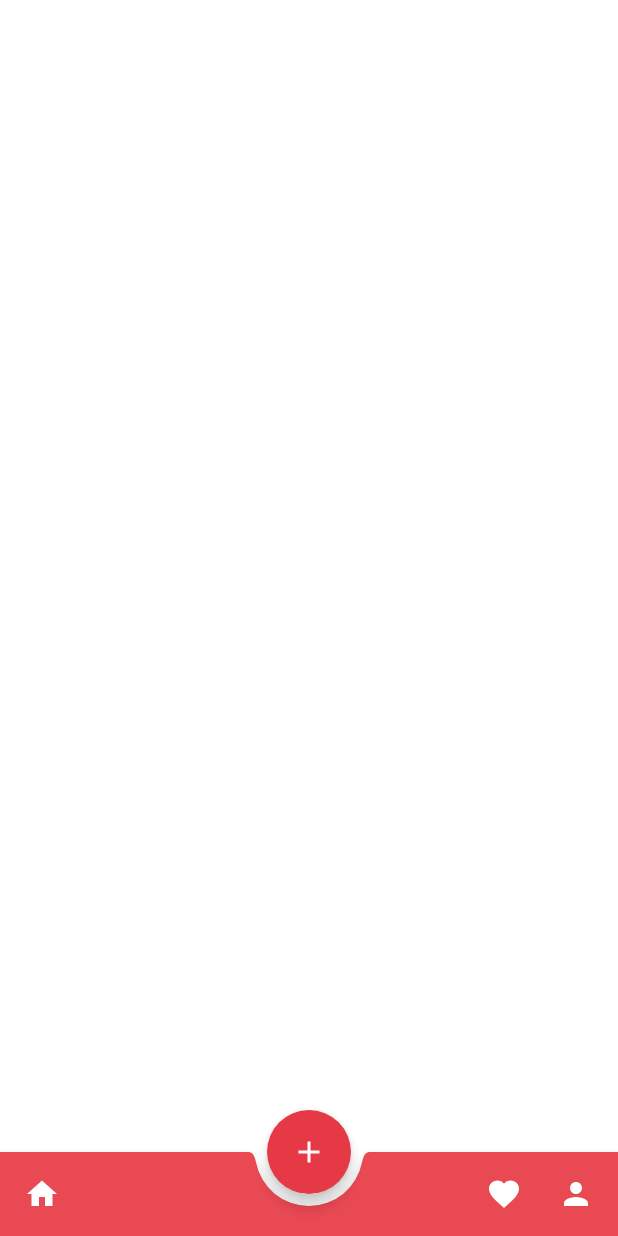
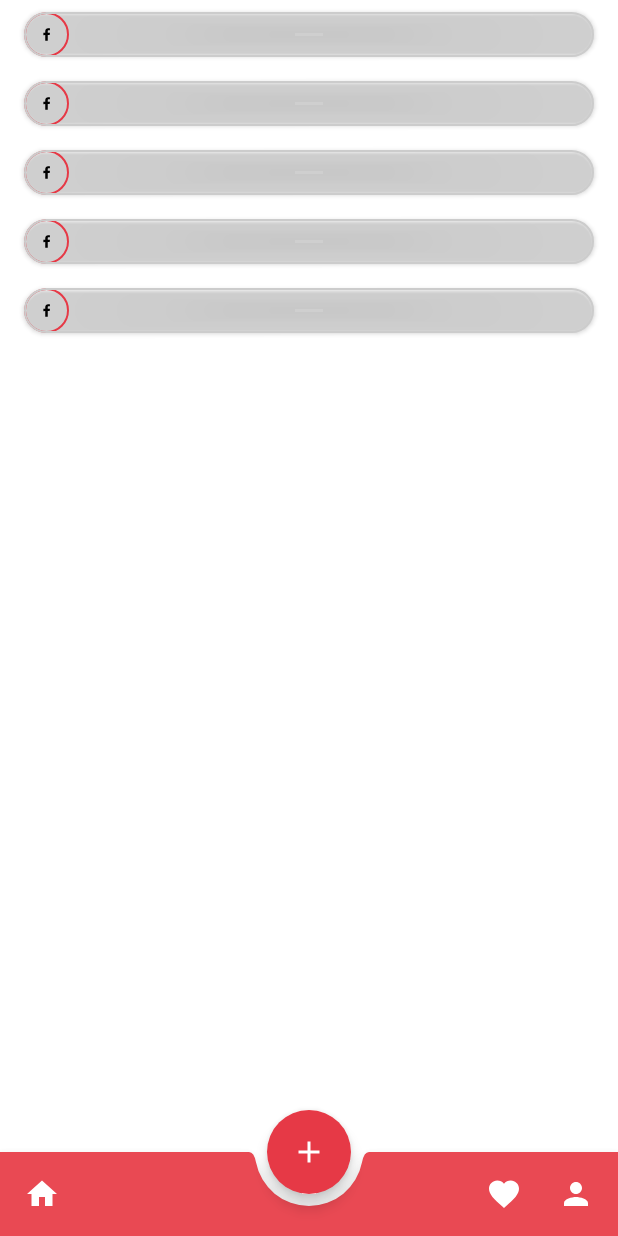
Before and after one commit to misskbar/ezgift, an Android app built with Jetpack Compose: the composable Home shown on its own in the app's theme, on a phone screen of 412 x 824 dp. Run offline under Robolectric (Android 15) with nearby library versions, the phone set to English and light mode, and no system bars.

Commit message:
Card item

```diff
--- /dev/null
+++ b/app/src/main/java/com/example/ezgift/presentation/ui/home/DashboardScreen.kt
@@ -0,0 +1,24 @@
+package com.example.ezgift.presentation.ui.home
+
+import androidx.compose.foundation.lazy.LazyColumn
+import androidx.compose.foundation.lazy.items
+import androidx.compose.runtime.Composable
+import androidx.compose.ui.tooling.preview.Preview
+import com.example.ezgift.presentation.ui.theme.EzGiftTheme
+
+@Composable
+fun DashBoard(cards: List<Int>) {
+    LazyColumn {
+        items(cards) {
+            Item()
+        }
+    }
+}
+
+@Preview(showBackground = true)
+@Composable
+fun DashBoardPreview() {
+    EzGiftTheme {
+        DashBoard(listOf())
+    }
+}
--- a/app/src/main/java/com/example/ezgift/presentation/ui/home/HomeScreen.kt
+++ b/app/src/main/java/com/example/ezgift/presentation/ui/home/HomeScreen.kt
@@ -57,7 +57,7 @@ fun Home() {
             }
         }
     ) {
-        // Screen content
+       DashBoard(cards = listOf(1,2,3,4,5))
     }
 }
 
--- /dev/null
+++ b/app/src/main/java/com/example/ezgift/presentation/ui/home/Item.kt
@@ -0,0 +1,116 @@
+package com.example.ezgift.presentation.ui.home
+
+import androidx.compose.foundation.BorderStroke
+import androidx.compose.foundation.Image
+import androidx.compose.foundation.background
+import androidx.compose.foundation.border
+import androidx.compose.foundation.layout.*
+import androidx.compose.foundation.shape.CircleShape
+import androidx.compose.foundation.shape.CornerSize
+import androidx.compose.foundation.shape.RoundedCornerShape
+import androidx.compose.material.Card
+import androidx.compose.material.MaterialTheme
+import androidx.compose.material.Text
+import androidx.compose.runtime.Composable
+import androidx.compose.ui.Alignment
+import androidx.compose.ui.Modifier
+import androidx.compose.ui.graphics.Color
+import androidx.compose.ui.layout.ContentScale
+import androidx.compose.ui.res.painterResource
+import androidx.compose.ui.text.style.TextOverflow
+import androidx.compose.ui.tooling.preview.Preview
+import androidx.compose.ui.unit.dp
+import com.example.ezgift.R
+import com.example.ezgift.presentation.ui.theme.EzGiftTheme
+import com.example.ezgift.presentation.ui.theme.Primary
+
+@Composable
+fun Item() {
+    Card(
+        modifier = Modifier
+            .fillMaxWidth()
+            .padding(start = 16.dp, end = 16.dp, top = 8.dp, bottom = 8.dp),
+        elevation = 2.dp,
+        backgroundColor = Color.Transparent,
+        border = BorderStroke(width = 1.dp, color = Color.LightGray),
+        shape = RoundedCornerShape(corner = CornerSize(size = 20.dp))
+    ) {
+
+        Column(modifier = Modifier.fillMaxSize()) {
+            Row(horizontalArrangement = Arrangement.Start) {
+
+                Image(
+                    modifier = Modifier
+                        .size(30.dp)
+                        .border(BorderStroke(1.dp, Primary), CircleShape)
+                        .padding(10.dp),
+                    contentScale = ContentScale.Crop,
+                    painter = painterResource(R.drawable.ic_icon_facebook),
+                    contentDescription = "Facebook Icon",
+                )
+            }
+        }
+//        Box(
+//            contentAlignment = Alignment.Center,
+//            modifier = Modifier
+//                .size(
+//                    width = 370.dp,
+//                    height = 250.dp
+//                )
+//                .background(Color.White)
+//        ) {
+//            Column(modifier = Modifier.fillMaxSize()) {
+//                Image(
+//                    modifier = Modifier
+//                        .fillMaxSize()
+//                        .background(Color.Black)
+//                        .weight(1f),
+//                    painter = painterResource(R.drawable.googleg_standard_color_18),
+//                    contentDescription = "Item picture",
+//                )
+//                Column(
+//                    modifier = Modifier
+//                        .fillMaxSize()
+//                        .weight(1f)
+//                ) {
+//                    Spacer(modifier = Modifier.height(20.dp))
+//                    Text(
+//                        text = "hola",
+//                        maxLines = 1,
+//                        overflow = TextOverflow.Ellipsis,
+//                        style = MaterialTheme.typography.h6,
+//                        color = Color.Black,
+//                        modifier = Modifier.padding(horizontal = 16.dp)
+//                    )
+//                    Spacer(modifier = Modifier.height(4.dp))
+//                    Text(
+//                        text = "jhghfgjhfjhgf",
+//                        style = MaterialTheme.typography.body1,
+//                        color = Color.Black,
+//                        modifier = Modifier.padding(horizontal = 16.dp)
+//                    )
+//                }
+//
+//            }
+//
+//            Image(
+//                modifier = Modifier
+//                    .size(70.dp)
+//                    .border(BorderStroke(1.dp, Primary), CircleShape)
+//                    .padding(10.dp),
+//                contentScale = ContentScale.Crop,
+//                painter = painterResource(R.drawable.ic_icon_facebook),
+//                contentDescription = "Facebook Icon",
+//            )
+//        }
+    }
+
+}
+
+@Preview(showBackground = true)
+@Composable
+fun ItemPreview() {
+    EzGiftTheme {
+        Item()
+    }
+}
```
